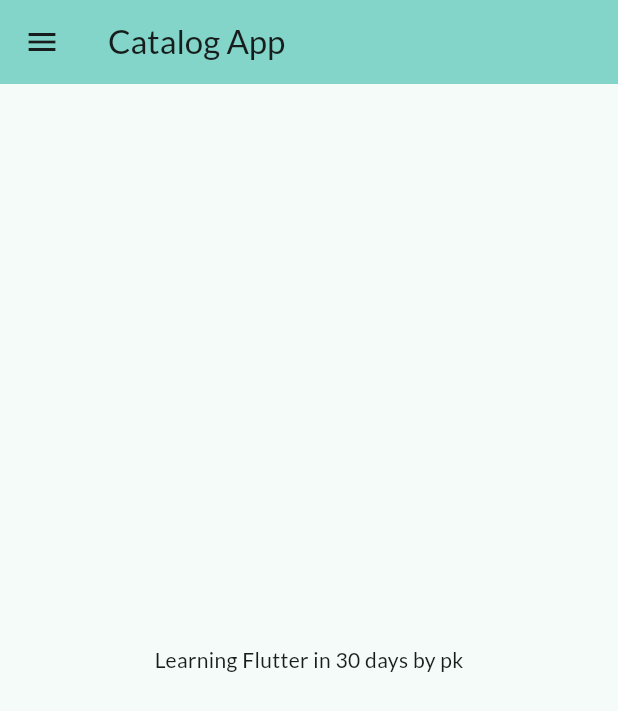
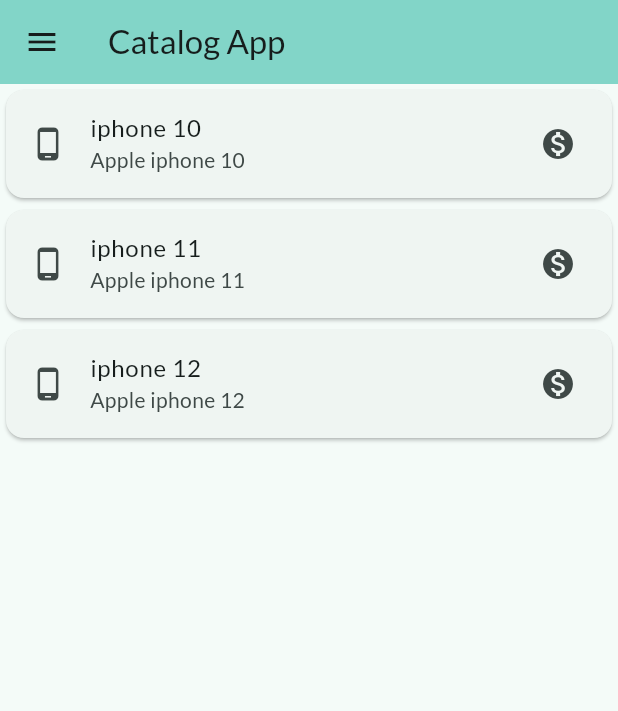
Before and after one commit to sumit1202/e_store_flutter_pk, a Flutter app: the screen it shows after launch, on a phone screen of 412 x 824 dp. Shown: the top 711 px of the screen. Run offline on Flutter 3.47's test engine with Material 2 defaults, Android fonts, the phone set to English and light mode, and no system bars; our stand-ins replace google_fonts.

Commit message:
day9 completed

```diff
--- a/lib/main.dart
+++ b/lib/main.dart
@@ -24,7 +24,7 @@ class MyApp extends StatelessWidget {
       //home: const HomePage(),
       initialRoute: MyRoutes.homeRoute,
       routes: {
-        MyRoutes.homeRoute: (context) => const HomePage(),
+        MyRoutes.homeRoute: (context) => HomePage(),
         MyRoutes.loginRoute: (context) => const LoginPage(),
       },
     );
--- /dev/null
+++ b/lib/models/catalog_model.dart
@@ -0,0 +1,10 @@
+import 'package:flutter/material.dart';
+
+class CatalogModel {
+  final int id;
+  final String name;
+  final String desc;
+  final IconData icon;
+
+  CatalogModel({required this.id, required this.name, required this.desc, required this.icon});
+}
--- a/lib/pages/home_page.dart
+++ b/lib/pages/home_page.dart
@@ -1,10 +1,27 @@
 import 'package:flutter/material.dart';
+import 'package:flutter_pk/models/catalog_model.dart';
 import 'package:flutter_pk/widgets/drawer.dart';
 
 class HomePage extends StatelessWidget {
-  final int days = 30;
-  final String name = 'pk';
-  const HomePage({super.key});
+  final list = [
+    CatalogModel(
+        id: 1,
+        name: 'iphone 10',
+        desc: 'Apple iphone 10',
+        icon: Icons.phone_android),
+    CatalogModel(
+        id: 2,
+        name: 'iphone 11',
+        desc: 'Apple iphone 11',
+        icon: Icons.phone_android),
+    CatalogModel(
+        id: 3,
+        name: 'iphone 12',
+        desc: 'Apple iphone 12',
+        icon: Icons.phone_android),
+  ];
+
+  HomePage({super.key});
 
   @override
   Widget build(BuildContext context) {
@@ -13,8 +30,18 @@ class HomePage extends StatelessWidget {
         title: const Text('Catalog App'),
         backgroundColor: Theme.of(context).colorScheme.inversePrimary,
       ),
-      body: Center(
-        child: Text('Learning Flutter in $days days by $name'),
+      body: ListView.builder(
+        itemCount: list.length,
+        itemBuilder: (context, index) {
+          return Card(
+            child: ListTile(
+              leading: Icon(list[index].icon),
+              title: Text(list[index].name),
+              subtitle: Text(list[index].desc),
+              trailing: Icon(Icons.monetization_on),
+            ),
+          );
+        },
       ),
       drawer: const MyDrawer(),
     );
```
